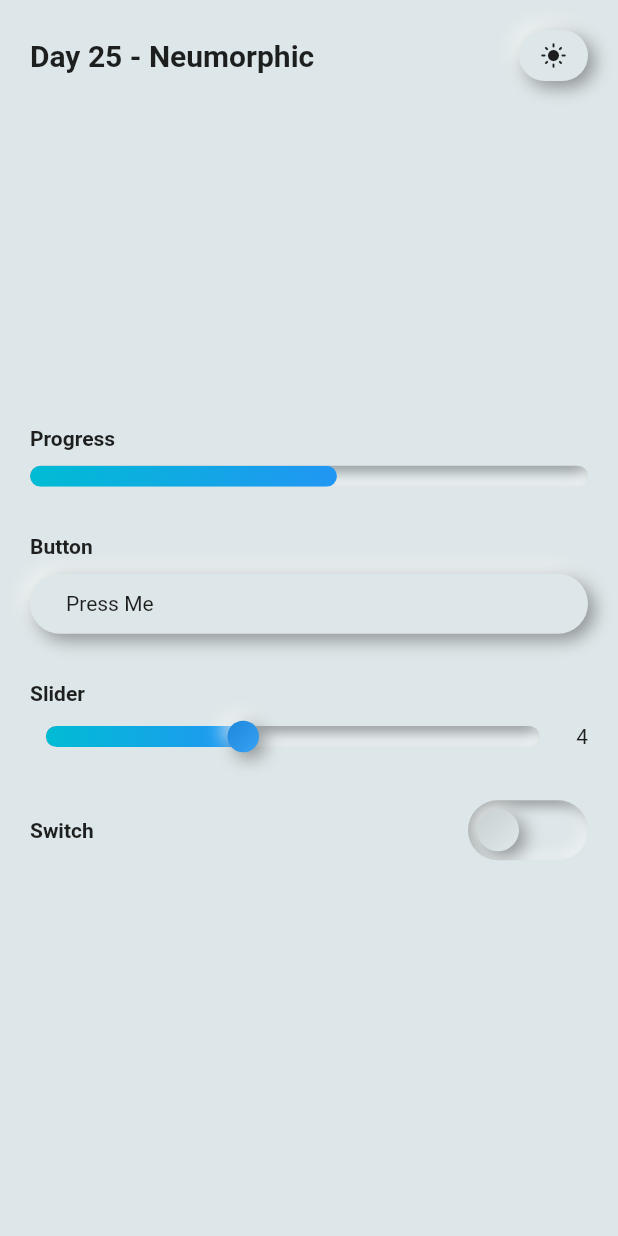
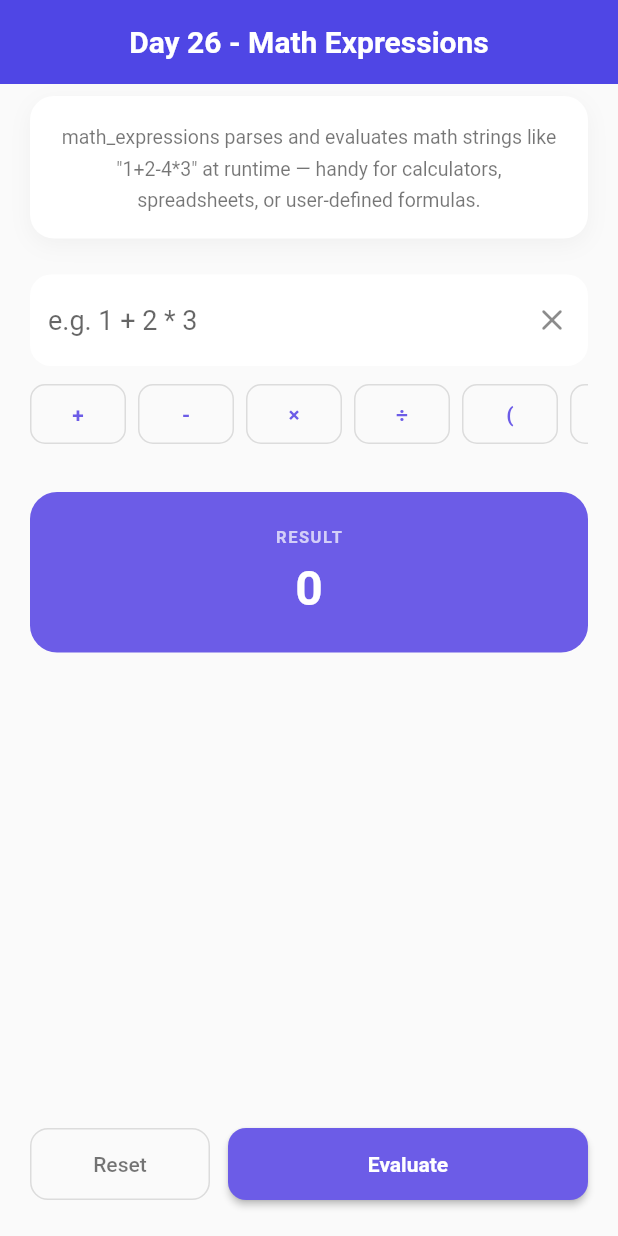
Before and after one commit to SheikhAman/package_of_the_day, a Flutter app: the screen it shows after launch, on a phone screen of 412 x 824 dp. Run offline on Flutter 3.47's test engine with Material 3 defaults, Android fonts, the phone set to English and light mode, and no system bars; our stand-ins replace audioplayers, avatar_glow, card_swiper, flutter_blurhash, flutter_custom_clippers, flutter_highlight and 13 more; missing offline and left inert: aurora, flutter_carousel_slider, flutter_settings_ui, neon, onboarding.

Commit message:
math_expressions

```diff
--- /dev/null
+++ b/lib/features/day26_math_expressions/day26_math_expressions.dart
@@ -0,0 +1,264 @@
+import 'package:flutter/material.dart';
+import 'package:math_expressions/math_expressions.dart';
+
+const _accent = Color(0xFF6C5CE7);
+
+class Day26MathExpressions extends StatefulWidget {
+  const Day26MathExpressions({super.key});
+
+  @override
+  State<Day26MathExpressions> createState() => _Day26MathExpressionsState();
+}
+
+class _Day26MathExpressionsState extends State<Day26MathExpressions> {
+  final _controller = TextEditingController();
+  String _result = '0';
+  bool _hasError = false;
+
+  static const List<String> _quickInserts = ['+', '-', '×', '÷', '(', ')', '.'];
+
+  @override
+  void dispose() {
+    _controller.dispose();
+    super.dispose();
+  }
+
+  // The original called exp.evaluate(...) with no try/catch — typing
+  // anything malformed (like "2+" or "2++2") would throw and crash the
+  // whole widget. Wrapped in a try/catch so invalid input just shows a
+  // friendly error message instead.
+  void _evaluate() {
+    final input = _controller.text.trim();
+    if (input.isEmpty) {
+      setState(() {
+        _result = '0';
+        _hasError = false;
+      });
+      return;
+    }
+
+    try {
+      final sanitized = input.replaceAll('×', '*').replaceAll('÷', '/');
+      final parser = GrammarParser();
+      final expression = parser.parse(sanitized);
+      final contextModel = ContextModel();
+      // Expression.evaluate() is deprecated — the package now uses a
+      // typed evaluator per result kind (RealEvaluator, IntervalEvaluator,
+      // VectorEvaluator) instead of a single dynamic evaluate() call.
+      final evaluator = RealEvaluator(contextModel);
+      final value = evaluator.evaluate(expression);
+      setState(() {
+        _result = _formatResult(value.toDouble());
+        _hasError = false;
+      });
+    } catch (_) {
+      setState(() {
+        _result = 'Invalid expression';
+        _hasError = true;
+      });
+    }
+  }
+
+  String _formatResult(double value) {
+    // Trim trailing ".0" for whole numbers, e.g. "9.0" -> "9".
+    if (value == value.roundToDouble()) {
+      return value.toInt().toString();
+    }
+    return value.toString();
+  }
+
+  // Clears the input field AND the result together — the original had
+  // "Clear" only reset the answer text while leaving stale text in the
+  // field, which was confusing.
+  void _reset() {
+    _controller.clear();
+    setState(() {
+      _result = '0';
+      _hasError = false;
+    });
+  }
+
+  void _insert(String value) {
+    final text = _controller.text;
+    final selection = _controller.selection;
+    final cursor = selection.start < 0 ? text.length : selection.start;
+    final newText = text.replaceRange(cursor, cursor, value);
+    _controller
+      ..text = newText
+      ..selection = TextSelection.collapsed(offset: cursor + value.length);
+  }
+
+  @override
+  Widget build(BuildContext context) {
+    return Scaffold(
+      appBar: AppBar(
+        title: const Text(
+          'Day 26 - Math Expressions',
+          style: TextStyle(fontWeight: FontWeight.w600),
+        ),
+      ),
+      body: Padding(
+        padding: const EdgeInsets.fromLTRB(20, 8, 20, 24),
+        child: Column(
+          crossAxisAlignment: CrossAxisAlignment.stretch,
+          children: [
+            // ── Info card ──────────────────────────────────────────
+            Container(
+              padding: const EdgeInsets.all(16),
+              decoration: BoxDecoration(
+                color: Colors.white,
+                borderRadius: BorderRadius.circular(16),
+                boxShadow: [
+                  BoxShadow(
+                    color: Colors.black.withValues(alpha: 0.04),
+                    blurRadius: 12,
+                    offset: const Offset(0, 4),
+                  ),
+                ],
+              ),
+              child: const Text(
+                'math_expressions parses and evaluates math strings like '
+                '"1+2-4*3" at runtime — handy for calculators, spreadsheets, '
+                'or user-defined formulas.',
+                textAlign: TextAlign.center,
+                style: TextStyle(
+                  fontSize: 13,
+                  height: 1.6,
+                  color: Colors.black54,
+                ),
+              ),
+            ),
+
+            const SizedBox(height: 24),
+
+            // ── Input field ────────────────────────────────────────
+            TextField(
+              controller: _controller,
+              style: const TextStyle(fontSize: 18),
+              decoration: InputDecoration(
+                hintText: 'e.g. 1 + 2 * 3',
+                filled: true,
+                fillColor: Colors.white,
+                suffixIcon: IconButton(
+                  onPressed: _reset,
+                  icon: const Icon(Icons.clear_rounded),
+                ),
+                border: OutlineInputBorder(
+                  borderRadius: BorderRadius.circular(14),
+                  borderSide: BorderSide.none,
+                ),
+              ),
+              onSubmitted: (_) => _evaluate(),
+            ),
+
+            const SizedBox(height: 12),
+
+            // ── Quick operator inserts ────────────────────────────
+            SizedBox(
+              height: 40,
+              child: ListView.separated(
+                scrollDirection: Axis.horizontal,
+                itemCount: _quickInserts.length,
+                separatorBuilder: (_, __) => const SizedBox(width: 8),
+                itemBuilder: (context, index) {
+                  final op = _quickInserts[index];
+                  return OutlinedButton(
+                    onPressed: () => _insert(op),
+                    style: OutlinedButton.styleFrom(
+                      foregroundColor: _accent,
+                      side: const BorderSide(color: Colors.black12),
+                      padding: const EdgeInsets.symmetric(horizontal: 16),
+                      shape: RoundedRectangleBorder(
+                        borderRadius: BorderRadius.circular(10),
+                      ),
+                    ),
+                    child: Text(
+                      op,
+                      style: const TextStyle(fontWeight: FontWeight.w600),
+                    ),
+                  );
+                },
+              ),
+            ),
+
+            const SizedBox(height: 32),
+
+            // ── Result ─────────────────────────────────────────────
+            Container(
+              width: double.infinity,
+              padding: const EdgeInsets.all(24),
+              decoration: BoxDecoration(
+                color: _hasError ? Colors.red.withValues(alpha: 0.08) : _accent,
+                borderRadius: BorderRadius.circular(18),
+              ),
+              child: Column(
+                children: [
+                  Text(
+                    _hasError ? 'ERROR' : 'RESULT',
+                    style: TextStyle(
+                      fontSize: 11,
+                      letterSpacing: 1,
+                      fontWeight: FontWeight.w600,
+                      color: _hasError ? Colors.red : Colors.white70,
+                    ),
+                  ),
+                  const SizedBox(height: 8),
+                  Text(
+                    _result,
+                    textAlign: TextAlign.center,
+                    style: TextStyle(
+                      fontSize: _hasError ? 18 : 32,
+                      fontWeight: FontWeight.w700,
+                      color: _hasError ? Colors.red : Colors.white,
+                    ),
+                  ),
+                ],
+              ),
+            ),
+
+            const Spacer(),
+
+            // ── Buttons ────────────────────────────────────────────
+            Row(
+              children: [
+                Expanded(
+                  child: OutlinedButton(
+                    onPressed: _reset,
+                    style: OutlinedButton.styleFrom(
+                      foregroundColor: Colors.black54,
+                      side: const BorderSide(color: Colors.black12),
+                      padding: const EdgeInsets.symmetric(vertical: 16),
+                      shape: RoundedRectangleBorder(
+                        borderRadius: BorderRadius.circular(12),
+                      ),
+                    ),
+                    child: const Text('Reset'),
+                  ),
+                ),
+                const SizedBox(width: 12),
+                Expanded(
+                  flex: 2,
+                  child: ElevatedButton(
+                    onPressed: _evaluate,
+                    style: ElevatedButton.styleFrom(
+                      backgroundColor: _accent,
+                      foregroundColor: Colors.white,
+                      padding: const EdgeInsets.symmetric(vertical: 16),
+                      shape: RoundedRectangleBorder(
+                        borderRadius: BorderRadius.circular(12),
+                      ),
+                    ),
+                    child: const Text(
+                      'Evaluate',
+                      style: TextStyle(fontWeight: FontWeight.w600),
+                    ),
+                  ),
+                ),
+              ],
+            ),
+          ],
+        ),
+      ),
+    );
+  }
+}
--- a/lib/features/routes.dart
+++ b/lib/features/routes.dart
@@ -23,3 +23,4 @@ export 'day22_go_router/day22_go_router.dart';
 export 'day23_http/day23_http.dart';
 export 'day24_onboarding/day24_onboarding.dart';
 export 'day25_flutter_neumorphic_plus/day25_flutter_neumorphic_plus.dart';
+export 'day26_math_expressions/day26_math_expressions.dart';
--- a/lib/main.dart
+++ b/lib/main.dart
@@ -53,7 +53,8 @@ class MyApp extends StatelessWidget {
       // home: const Day22GoRouter(),
       // home: const Day23Http(),
       // home: const Day24Onboarding(),
-      home: const Day25FlutterNeumorphicPlus(),
+      // home: const Day25FlutterNeumorphicPlus(),
+      home: const Day26MathExpressions(),
     );
   }
 }
--- a/pubspec.yaml
+++ b/pubspec.yaml
@@ -87,6 +87,9 @@ dependencies:
   # For neumorphic UI design
   flutter_neumorphic_plus: ^3.5.0
 
+  # For parsing and evaluating mathematical expressions
+  math_expressions: ^3.1.0
+
 
 
 dev_dependencies:
```
Also changed, not shown: pubspec.lock, 1 other file.
